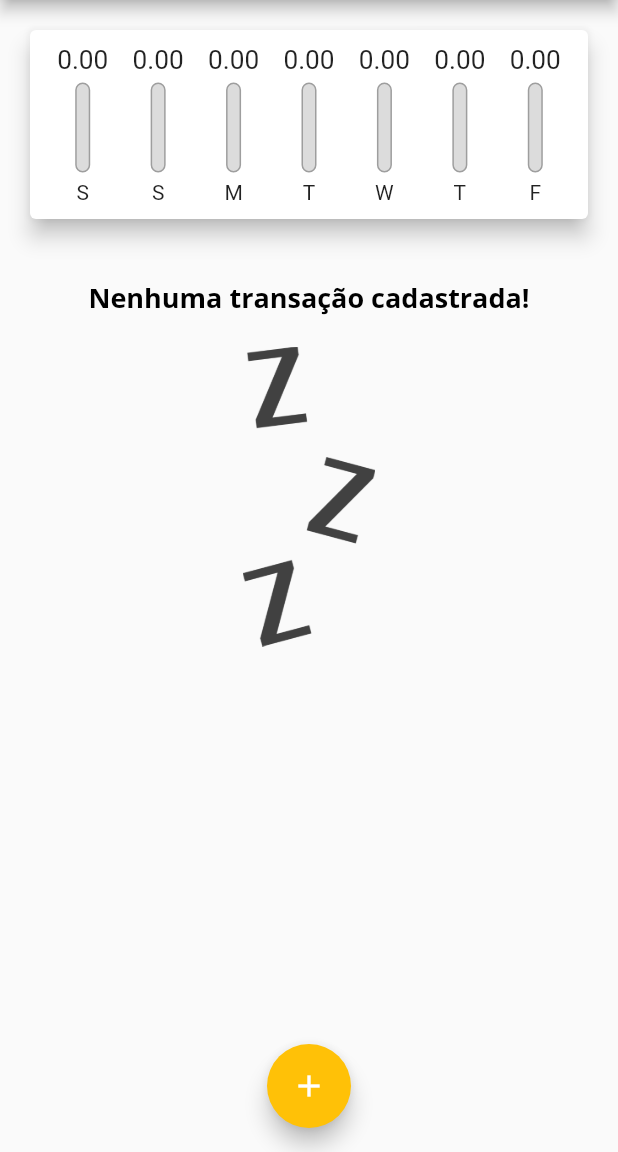
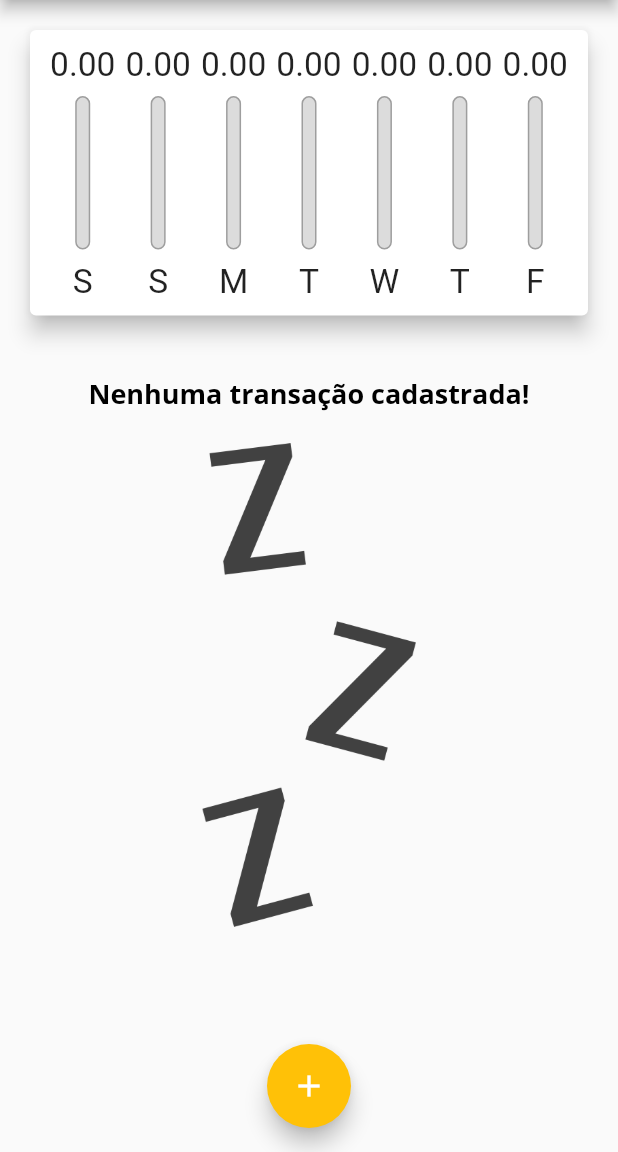
Before and after one commit to T-Roel/flutter-projects, a Flutter app: the screen it shows after launch, on a phone screen of 412 x 824 dp, the part 84-1236 px from its top. Run offline on Flutter 3.47's test engine with Material 2 defaults, Android fonts, the phone set to English and light mode, and no system bars.

Commit message:
Implementando conceitos de interfaces responsaveis e adaptativas no projeto de despesas pessoais

```diff
--- a/expenses_app/lib/components/chart.dart
+++ b/expenses_app/lib/components/chart.dart
@@ -1,4 +1,4 @@
-// ignore_for_file: use_key_in_widget_constructors
+// ignore_for_file: use_key_in_widget_constructors, sized_box_for_whitespace
 
 import 'package:app_despesas_pessoais/models/transaction.dart';
 import 'package:flutter/material.dart';
--- a/expenses_app/lib/components/chart_bar.dart
+++ b/expenses_app/lib/components/chart_bar.dart
@@ -15,19 +15,21 @@
 
   @override
   Widget build(BuildContext context) {
+    return LayoutBuilder(
+      builder: (ctx, constraints) {
         return Column(
           children: [
             Container(
-          height: 20,
+              height: constraints.maxHeight * 0.15,
               child: FittedBox(
                 child: Text('${value.toStringAsFixed(2)}'),
               ),
             ),
             SizedBox(
-          height: 5,
+              height: constraints.maxHeight * 0.05,
             ),
             Container(
-          height: 60,
+              height: constraints.maxHeight * 0.6,
               width: 10,
               child: Stack(
                 alignment: Alignment.bottomCenter,
@@ -55,10 +57,17 @@
               ),
             ),
             SizedBox(
-          height: 5,
+              height: constraints.maxHeight * 0.05,
             ),
-        Text(label),
+            Container(
+              height: constraints.maxHeight * 0.15,
+              child: FittedBox(
+                child: Text(label),
+              ),
+            ),
           ],
+        );
+      },
     );
   }
 }
--- a/expenses_app/lib/components/transaction_list.dart
+++ b/expenses_app/lib/components/transaction_list.dart
@@ -12,10 +12,10 @@
 
   @override
   Widget build(BuildContext context) {
-    return Container(
-      height: 430,
-      child: transactions.isEmpty
-          ? Column(
+    return transactions.isEmpty
+        ? LayoutBuilder(
+            builder: ((context, constraints) {
+              return Column(
                 children: [
                   SizedBox(
                     height: 20,
@@ -28,13 +28,15 @@
                     height: 20,
                   ),
                   Container(
-                  height: 200,
+                    height: constraints.maxHeight * 0.6,
                     child: Image.asset(
                       'assets/images/waiting.png',
                       fit: BoxFit.cover,
                     ),
                   ),
                 ],
+              );
+            }),
           )
         : ListView.builder(
             itemCount: transactions.length,
@@ -67,7 +69,20 @@
                   subtitle: Text(
                     DateFormat('d MMM y').format(tr.date),
                   ),
-                    trailing: IconButton(
+                  trailing: MediaQuery.of(context).size.width > 480
+                      ? TextButton.icon(
+                          onPressed: () => onRemove(tr.id),
+                          icon: Icon(Icons.delete),
+                          label: Text('Excluir'),
+                          style: ButtonStyle(
+                            textStyle: MaterialStateProperty.all(
+                              TextStyle(
+                                color: Theme.of(context).errorColor,
+                              ),
+                            ),
+                          ),
+                        )
+                      : IconButton(
                           icon: Icon(Icons.delete),
                           color: Theme.of(context).errorColor,
                           onPressed: () => onRemove(tr.id),
@@ -75,7 +90,6 @@
                 ),
               );
             },
-            ),
           );
   }
 }
--- a/expenses_app/lib/main.dart
+++ b/expenses_app/lib/main.dart
@@ -1,6 +1,9 @@
 // ignore_for_file: use_key_in_widget_constructors, prefer_const_constructors, unused_field, sized_box_for_whitespace, avoid_unnecessary_containers, prefer_const_literals_to_create_immutables, duplicate_ignore, avoid_print
 
+import 'dart:io';
+
 import 'package:app_despesas_pessoais/components/chart.dart';
+import 'package:flutter/cupertino.dart';
 import 'package:flutter/material.dart';
 import 'dart:math';
 import 'package:app_despesas_pessoais/components/transaction_form.dart';
@@ -54,6 +57,8 @@
 class _MyHomePageState extends State<MyHomePage> {
   final List<Transaction> _transactions = [];
 
+  bool _showChart = false;
+
   List<Transaction> get _recentTransactions {
     return _transactions
         .where(
@@ -97,33 +102,89 @@
         });
   }
 
+  Widget _getIconButton(IconData icon, Function() fn) {
+    return Platform.isIOS
+        ? GestureDetector(onTap: fn, child: Icon(icon))
+        : IconButton(icon: Icon(icon), onPressed: fn);
+  }
+
   @override
   Widget build(BuildContext context) {
-    return Scaffold(
-      appBar: AppBar(
-        title: Text('Despesas Pessoais'),
-        actions: [
-          IconButton(
-            icon: Icon(Icons.add),
-            onPressed: () => _openTransactionFormModal(context),
-          )
-        ],
-      ),
-      body: SingleChildScrollView(
+    final mediaQuery = MediaQuery.of(context);
+    bool isLandscape = mediaQuery.orientation == Orientation.landscape;
+
+    final iconList = Platform.isIOS ? CupertinoIcons.refresh : Icons.list;
+    final chartIcon =
+        Platform.isIOS ? CupertinoIcons.refresh : Icons.show_chart;
+
+    final actions = [
+      if (isLandscape)
+        _getIconButton(
+          _showChart ? iconList : chartIcon,
+          () {
+            setState(() {
+              _showChart = !_showChart;
+            });
+          },
+        ),
+      _getIconButton(
+        Platform.isIOS ? CupertinoIcons.add : Icons.add,
+        () => _openTransactionFormModal(context),
+      )
+    ];
+
+    final appBar = AppBar(
+      title: Text('Despesas Pessoais'),
+      actions: actions,
+    );
+
+    final availableHeight = mediaQuery.size.height -
+        appBar.preferredSize.height -
+        mediaQuery.padding.top;
+
+    final bodyPage = SafeArea(
+      child: SingleChildScrollView(
         child: Column(
           crossAxisAlignment: CrossAxisAlignment.stretch,
           // ignore: prefer_const_literals_to_create_immutables
           children: [
-            Chart(_recentTransactions),
-            TransactionList(_transactions, _deleteTransaction),
+            if (_showChart || !isLandscape)
+              Container(
+                height: availableHeight * (isLandscape ? 0.8 : 0.3),
+                child: Chart(_recentTransactions),
+              ),
+            if (!_showChart || !isLandscape)
+              Container(
+                height: availableHeight * (isLandscape ? 1 : 0.7),
+                child: TransactionList(_transactions, _deleteTransaction),
+              ),
           ],
         ),
       ),
-      floatingActionButton: FloatingActionButton(
-        child: Icon(Icons.add),
-        onPressed: () => _openTransactionFormModal(context),
-      ),
-      floatingActionButtonLocation: FloatingActionButtonLocation.centerFloat,
     );
+
+    return Platform.isIOS
+        ? CupertinoPageScaffold(
+            navigationBar: CupertinoNavigationBar(
+              middle: Text('Despesas Pessoais'),
+              trailing: Row(
+                mainAxisSize: MainAxisSize.min,
+                children: actions,
+              ),
+            ),
+            child: bodyPage,
+          )
+        : Scaffold(
+            appBar: appBar,
+            body: bodyPage,
+            floatingActionButton: Platform.isIOS
+                ? Container()
+                : FloatingActionButton(
+                    child: Icon(Icons.add),
+                    onPressed: () => _openTransactionFormModal(context),
+                  ),
+            floatingActionButtonLocation:
+                FloatingActionButtonLocation.centerFloat,
+          );
   }
 }
```
Also changed, not shown: expenses_app/lib/components/adaptative_button.dart (added, +33 -0 lines), expenses_app/lib/components/adaptative_datepicker.dart (added, +72 -0 lines), expenses_app/lib/components/adaptative_textfield.dart (added, +47 -0 lines), expenses_app/lib/components/transaction_form.dart (+28 -55 lines). Lines whose indentation alone changed are shown as unchanged.
